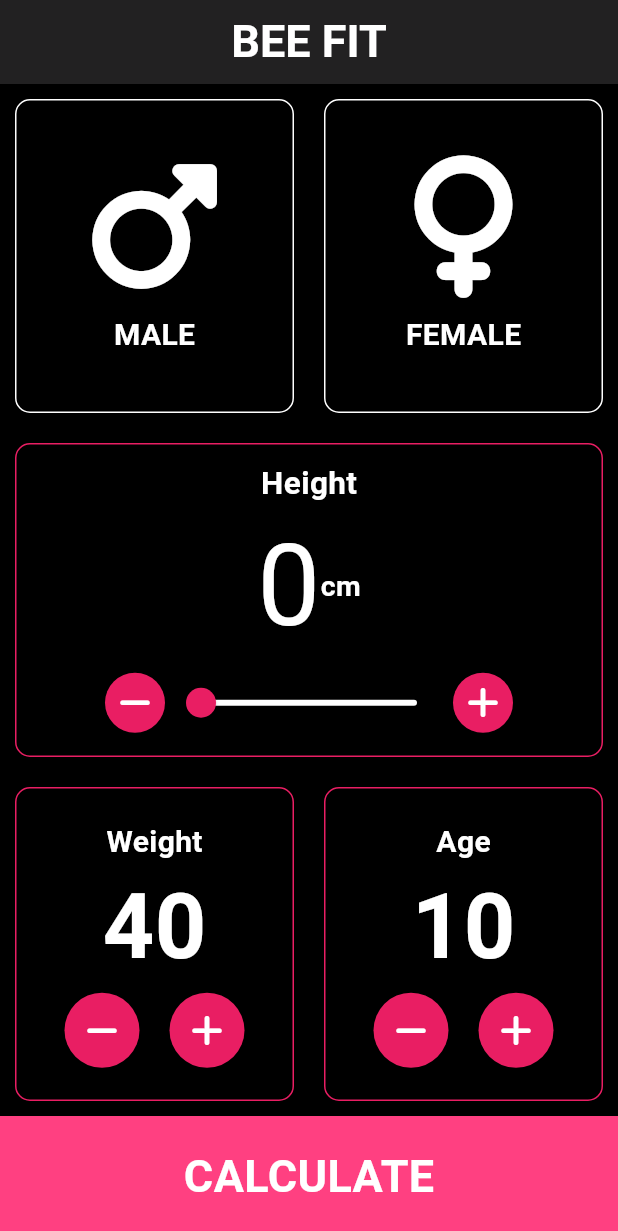
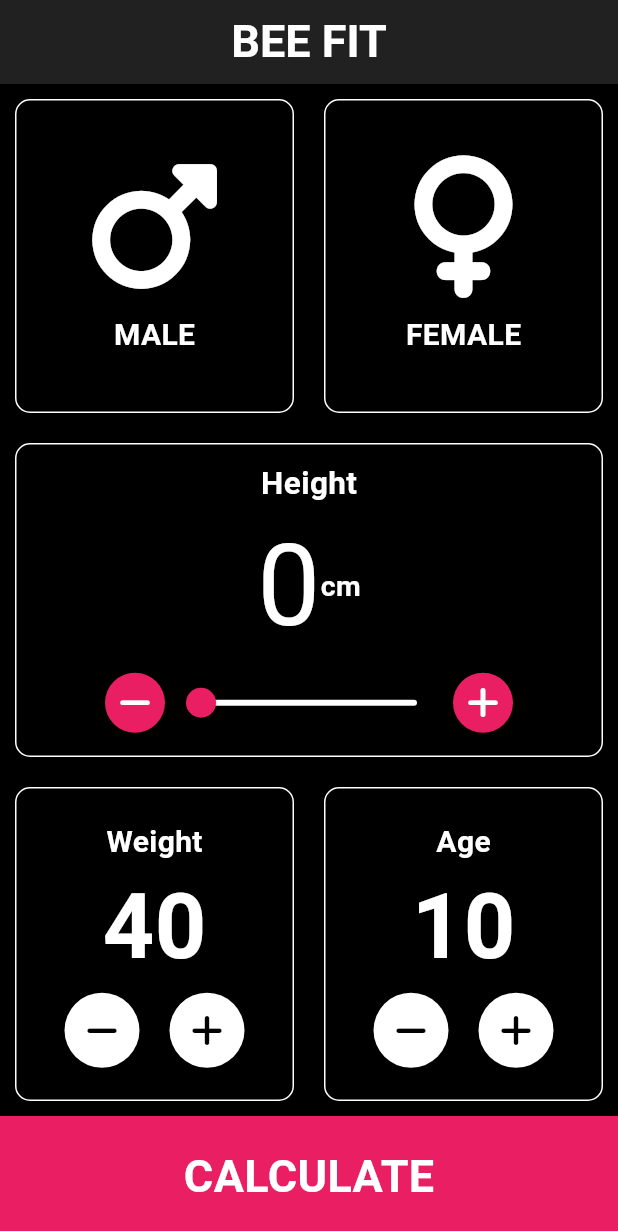
Before and after one commit to arifbeeja/bmi_app, a Flutter app: the screen it shows after launch, on a phone screen of 412 x 824 dp. Shown: the top 1231 px of the screen. Run offline on Flutter 3.47's test engine with Material 3 defaults, Android fonts, the phone set to English and light mode, and no system bars; our stand-ins replace font_awesome_flutter.

Commit message:
UI updated

```diff
--- a/lib/MainScreen.dart
+++ b/lib/MainScreen.dart
@@ -214,9 +214,9 @@ class _InputPageState extends State<InputPage> {
                         margin: EdgeInsets.all(10),
                         decoration: BoxDecoration(
                           borderRadius: BorderRadius.circular(10),
-                          color: Colors.black,
+                          color: Colors.black54,
                           border: Border.all(
-                            color: Colors.pink,
+                            color: Colors.white,
                           ),
                         )),
                   ),
@@ -258,11 +258,11 @@ class _InputPageState extends State<InputPage> {
                                     });
                                   },
                                   child: CircleAvatar(
-                                    backgroundColor: Colors.pink,
+                                    backgroundColor: Colors.white,
                                     radius: 25,
                                     child: Icon(
                                       FontAwesomeIcons.minus,
-                                      color: Colors.white,
+                                      color: Colors.black,
                                     ),
                                   ),
                                 ),
@@ -276,11 +276,11 @@ class _InputPageState extends State<InputPage> {
                                     });
                                   },
                                   child: CircleAvatar(
-                                    backgroundColor: Colors.pink,
+                                    backgroundColor: Colors.white,
                                     radius: 25,
                                     child: Icon(
                                       FontAwesomeIcons.plus,
-                                      color: Colors.white,
+                                      color: Colors.black,
                                     ),
                                   ),
                                 ),
@@ -293,7 +293,7 @@ class _InputPageState extends State<InputPage> {
                           borderRadius: BorderRadius.circular(10),
                           color: Colors.black,
                           border: Border.all(
-                            color: Colors.pink,
+                            color: Colors.white,
                           ),
                         )),
                   ),
@@ -304,7 +304,7 @@ class _InputPageState extends State<InputPage> {
                           borderRadius: BorderRadius.circular(10),
                           color: Colors.black,
                           border: Border.all(
-                            color: Colors.pink,
+                            color: Colors.white,
                           ),
                         ),
                         child: Column(
@@ -336,11 +336,11 @@ class _InputPageState extends State<InputPage> {
                                     });
                                   },
                                   child: CircleAvatar(
-                                    backgroundColor: Colors.pink,
+                                    backgroundColor: Colors.white,
                                     radius: 25,
                                     child: Icon(
                                       FontAwesomeIcons.minus,
-                                      color: Colors.white,
+                                      color: Colors.black,
                                     ),
                                   ),
                                 ),
@@ -354,11 +354,11 @@ class _InputPageState extends State<InputPage> {
                                     });
                                   },
                                   child: CircleAvatar(
-                                    backgroundColor: Colors.pink,
+                                    backgroundColor: Colors.white,
                                     radius: 25,
                                     child: Icon(
                                       FontAwesomeIcons.plus,
-                                      color: Colors.white,
+                                      color: Colors.black,
                                     ),
                                   ),
                                 ),
@@ -385,7 +385,7 @@ class _InputPageState extends State<InputPage> {
               child: Container(
                 height: 80,
                 width: double.infinity,
-                color: Colors.pinkAccent,
+                color: Colors.pink,
                 // ignore: prefer_const_constructors
                 child: Center(
                   // ignore: prefer_const_constructors
```
